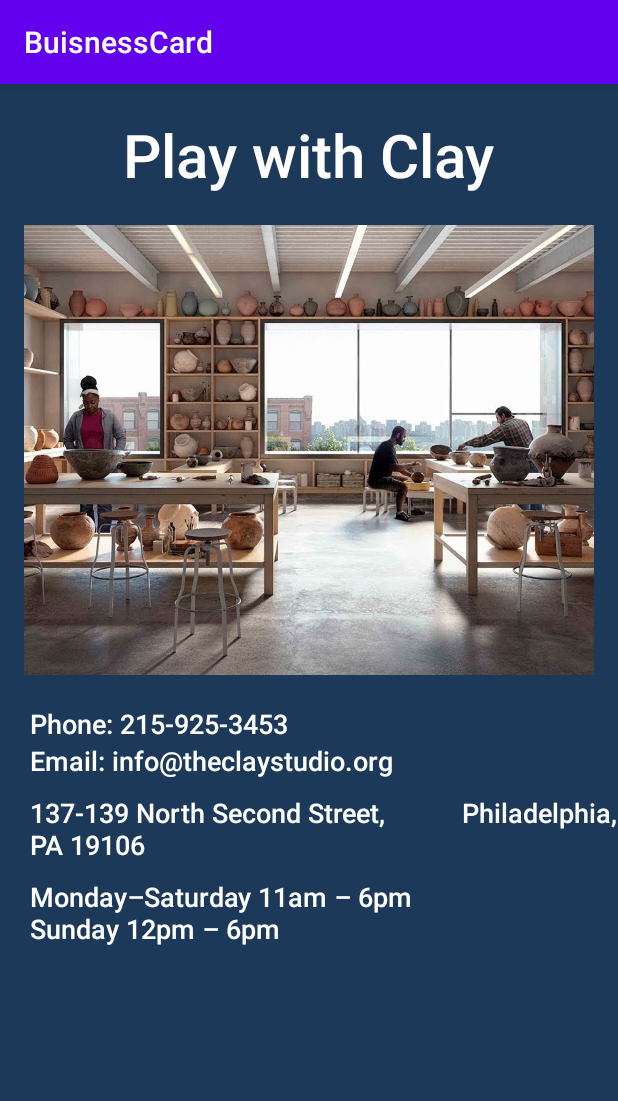
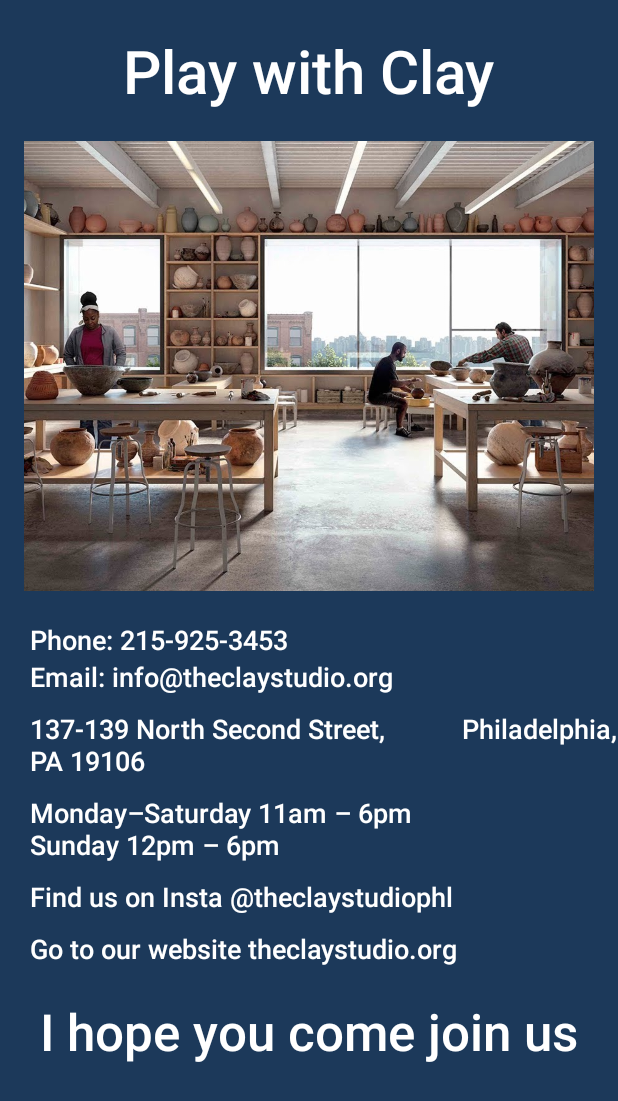
Before and after one commit to ellegreen/BuisnessCard, an Android app: the screen it shows after launch (MainActivity), on a phone screen of 412 x 824 dp. Shown: the top 1101 px of the screen. Run offline under Robolectric (Android 15) with nearby library versions, the phone set to English and light mode, and no system bars.

Commit message:
Final text and no action bar

```diff
--- a/app/src/main/res/layout/activity_main.xml
+++ b/app/src/main/res/layout/activity_main.xml
@@ -75,5 +75,39 @@
         android:paddingTop="10dp"
         android:fontFamily="sans-serif-medium"
         android:textColor="@android:color/white"
-        android:text="Monday–Saturday 11am – 6pm                  Sunday 12pm – 6pm" />
+        android:text="Monday–Saturday 11am – 6pm
+                     Sunday 12pm – 6pm" />
+    <TextView
+        android:id="@+id/insta_textview"
+        android:layout_width="wrap_content"
+        android:layout_height="wrap_content"
+        android:layout_below="@id/hours_textview"
+        android:textSize="18sp"
+        android:paddingLeft="20dp"
+        android:paddingTop="10dp"
+        android:fontFamily="sans-serif-medium"
+        android:textColor="@android:color/white"
+        android:text="Find us on Insta @theclaystudiophl" />
+    <TextView
+        android:id="@+id/website_textview"
+        android:layout_width="wrap_content"
+        android:layout_height="wrap_content"
+        android:layout_below="@id/insta_textview"
+        android:textSize="18sp"
+        android:paddingLeft="20dp"
+        android:paddingTop="10dp"
+        android:fontFamily="sans-serif-medium"
+        android:textColor="@android:color/white"
+        android:text="Go to our website theclaystudio.org" />
+    <TextView
+        android:id="@+id/joinus_textview"
+        android:layout_width="wrap_content"
+        android:layout_height="wrap_content"
+        android:layout_below="@id/website_textview"
+        android:layout_centerHorizontal="true"
+        android:textSize="34sp"
+        android:padding="20dp"
+        android:fontFamily="sans-serif-medium"
+        android:textColor="@android:color/white"
+        android:text="I hope you come join us" />
 </RelativeLayout>
--- a/app/src/main/res/values/styles.xml
+++ b/app/src/main/res/values/styles.xml
@@ -1,6 +1,6 @@
 <resources>
     <!-- Base application theme. -->
-    <style name="AppTheme" parent="Theme.AppCompat.Light.DarkActionBar">
+    <style name="AppTheme" parent="Theme.AppCompat.NoActionBar">
         <!-- Customize your theme here. -->
         <item name="colorPrimary">@color/colorPrimary</item>
         <item name="colorPrimaryDark">@color/colorPrimaryDark</item>
```
